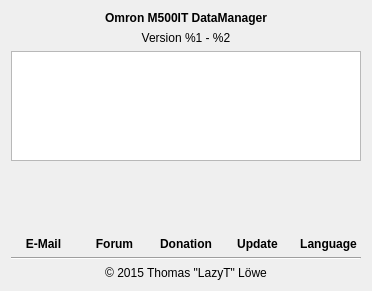
First picture: the form in res/ui/about.ui, repository LazyT/obpm, before the edit.
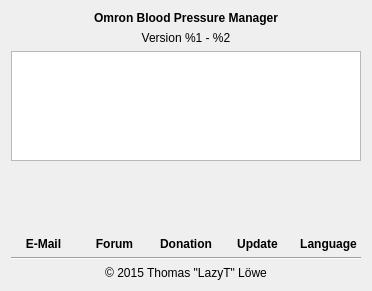
Second picture: the form after the edit. Icons and pictures are not drawn.

```diff
--- a/res/ui/about.ui
+++ b/res/ui/about.ui
@@ -30,7 +30,7 @@
       </font>
      </property>
      <property name="text">
-      <string>Omron M500IT DataManager</string>
+      <string>Omron Blood Pressure Manager</string>
      </property>
      <property name="alignment">
       <set>Qt::AlignCenter</set>
```
